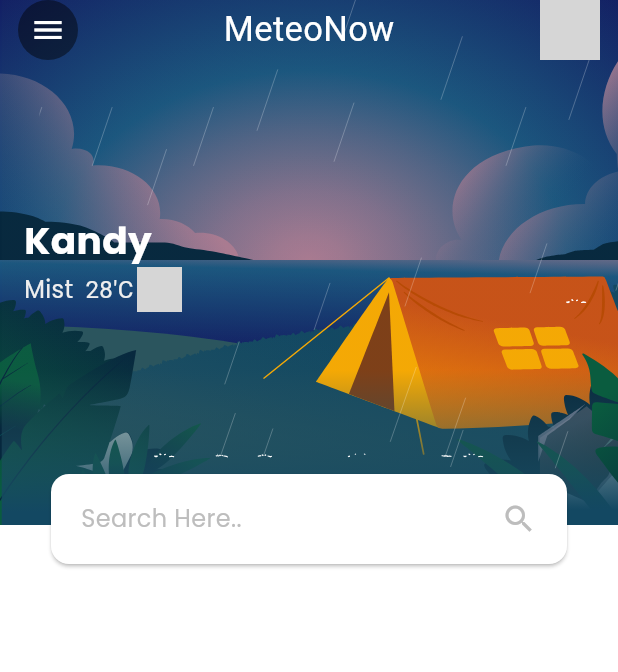
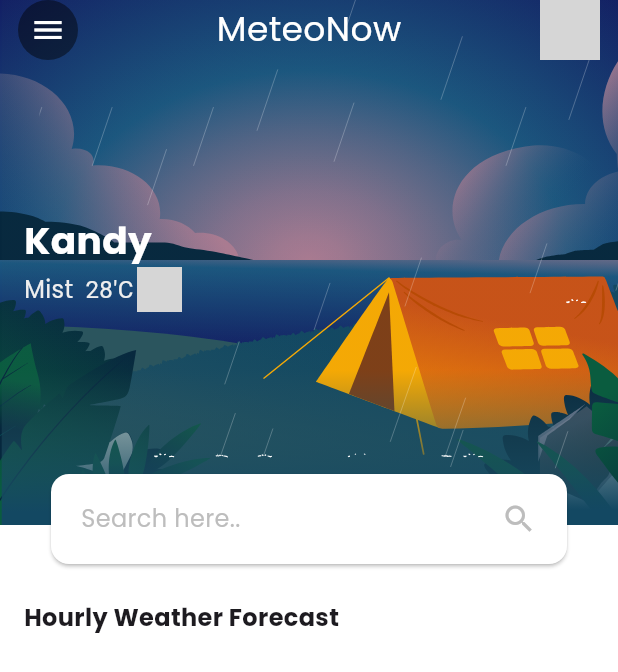
Before and after one commit to Eranga035225/Weather-app-flutter, a Flutter app: the screen it shows after launch, on a phone screen of 412 x 824 dp. Shown: the top 672 px of the screen. Run offline on Flutter 3.47's test engine with Material 3 defaults, Android fonts, the phone set to English and light mode, and no system bars; our stand-ins replace google_fonts, lottie; network calls fail; grey boxes are pictures that could not be loaded.

Commit message:
section 5

```diff
--- a/weather_app/lib/Screens/home_screen.dart
+++ b/weather_app/lib/Screens/home_screen.dart
@@ -14,7 +14,9 @@ class _HomeScreenState extends State<HomeScreen> {
   Widget build(BuildContext context) {
     return Scaffold(
       backgroundColor: Colors.white,
-      body: Column(children: [
+      body: Column(
+        crossAxisAlignment: CrossAxisAlignment.start,
+        children: [
         SizedBox(
           height: 380,
           child: Stack(
@@ -73,7 +75,7 @@ class _HomeScreenState extends State<HomeScreen> {
                       backgroundColor: Colors.black45,
                       child: Icon(Icons.menu, color: Colors.white,),
                     ),
-                    Text('MeteoNow', style: GoogleFonts.aBeeZee(fontSize: 23, color: Colors.white),),
+                    Text('MeteoNow', style: GoogleFonts.poppins(fontSize: 23, color: Colors.white),),
                     CircleAvatar(
 
                       backgroundColor: Colors.black45,
@@ -104,7 +106,7 @@ class _HomeScreenState extends State<HomeScreen> {
                               child: Row(
                                 mainAxisAlignment: MainAxisAlignment.spaceBetween,
                                 children: [
-                                  Text('Search Here.. ', style: GoogleFonts.poppins(fontSize: 16, color: Colors.grey.shade400),),
+                                  Text('Search here.. ', style: GoogleFonts.poppins(fontSize: 16, color: Colors.grey.shade400),),
                                   Icon(Icons.search, color: Colors.grey.shade400,)
                                 ],
                               )
@@ -119,7 +121,17 @@ class _HomeScreenState extends State<HomeScreen> {
 
             ],
           ),
-        )
+        ),
+        SizedBox(height:20),
+        Padding(
+          padding: const EdgeInsets.symmetric(horizontal: 16.0),
+          child: Column(
+            crossAxisAlignment: CrossAxisAlignment.start,
+            children: [
+              Text('Hourly Weather Forecast', style: GoogleFonts.poppins(fontSize: 16, fontWeight: FontWeight.w700),),
+            ],
+          ),
+        ),
 
 
       ],)
```
